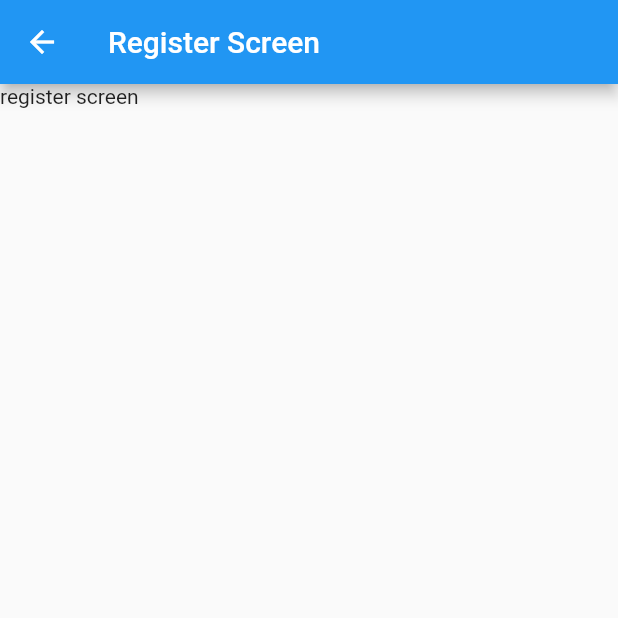
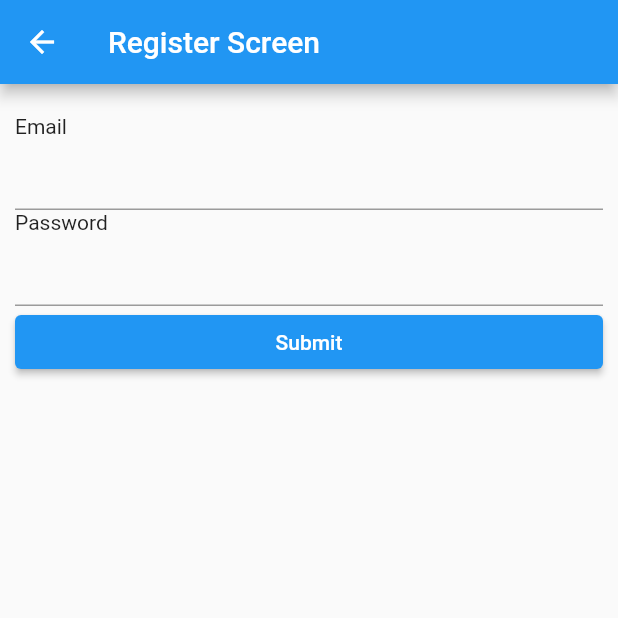
Before and after one commit to jarangit/learn-flutter-basic, a Flutter app: the RegisterScreen screen opened directly, on a phone screen of 412 x 824 dp, the top half of it. Run offline on Flutter 3.47's test engine with Material 2 defaults, Android fonts, the phone set to English and light mode, and no system bars.

Commit message:
feat: create ui form register

```diff
--- /dev/null
+++ b/lib/models/profile.dart
@@ -0,0 +1,6 @@
+class Profile {
+  String email;
+  String password;
+
+  Profile({required this.email, required this.password});
+}
--- a/lib/screens/register.dart
+++ b/lib/screens/register.dart
@@ -11,10 +11,28 @@ class _RegisterScreenState extends State<RegisterScreen> {
   @override
   Widget build(BuildContext context) {
     return Scaffold(
-      appBar: AppBar(
-        title: Text("Register Screen"),
-      ),
-      body: Text("register screen"),
-    );
+        appBar: AppBar(
+          title: Text("Register Screen"),
+        ),
+        body: Padding(
+          padding: EdgeInsets.fromLTRB(10, 20, 10, 0),
+          child: Container(
+            child: Form(
+                child: Column(
+              crossAxisAlignment: CrossAxisAlignment.start,
+              children: [
+                Text("Email"),
+                TextFormField(),
+                Text("Password"),
+                TextFormField(),
+                SizedBox(
+                  width: double.infinity,
+                  child:
+                      ElevatedButton(onPressed: () {}, child: Text("Submit")),
+                )
+              ],
+            )),
+          ),
+        ));
   }
 }
```
